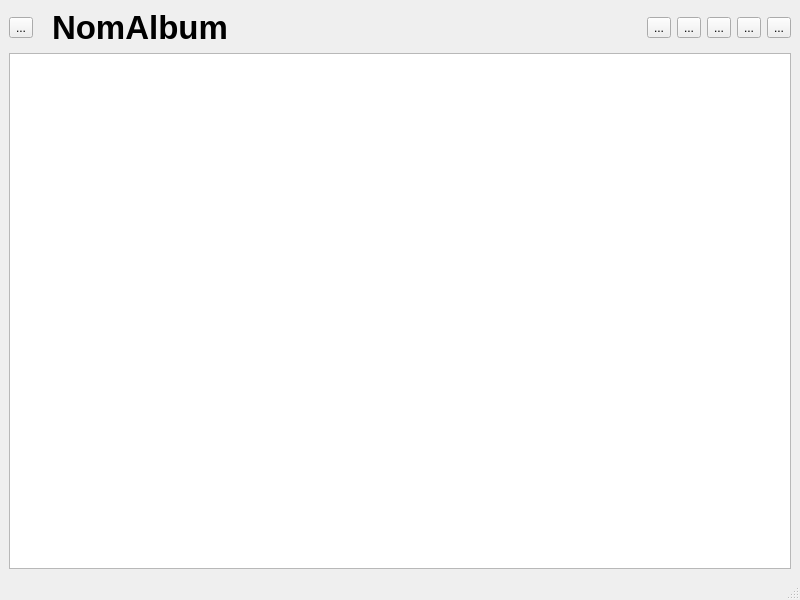
The window that explorerablumimages.ui (GLTron3000/IHM_Photos) describes before a commit, drawn with Qt 5.
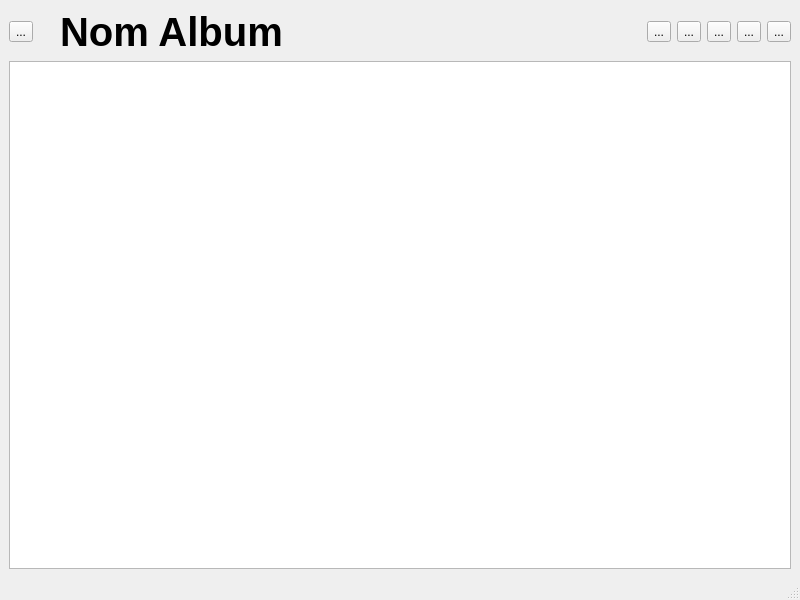
The same window after the commit. Icons and pictures are not drawn.

What changed in the file:
```diff
--- a/explorerablumimages.ui
+++ b/explorerablumimages.ui
@@ -26,6 +26,12 @@
             <property name="text">
              <string>...</string>
             </property>
+            <property name="iconSize">
+             <size>
+              <width>25</width>
+              <height>25</height>
+             </size>
+            </property>
            </widget>
           </item>
           <item>
@@ -38,16 +44,19 @@
             </property>
             <property name="font">
              <font>
+              <pointsize>30</pointsize>
               <weight>75</weight>
               <italic>false</italic>
               <bold>true</bold>
+              <underline>false</underline>
+              <strikeout>false</strikeout>
              </font>
             </property>
             <property name="styleSheet">
              <string notr="true">padding: 0 10 0;</string>
             </property>
             <property name="text">
-             <string>&lt;html&gt;&lt;head/&gt;&lt;body&gt;&lt;p&gt;&lt;span style=&quot; font-size:25pt; font-weight:792; color:#000000;&quot;&gt;NomAlbum&lt;/span&gt;&lt;/p&gt;&lt;/body&gt;&lt;/html&gt;</string>
+             <string>Nom Album</string>
             </property>
             <property name="textFormat">
              <enum>Qt::RichText</enum>
@@ -72,6 +81,12 @@
             <property name="text">
              <string>...</string>
             </property>
+            <property name="iconSize">
+             <size>
+              <width>25</width>
+              <height>25</height>
+             </size>
+            </property>
            </widget>
           </item>
           <item>
@@ -79,6 +94,12 @@
             <property name="text">
              <string>...</string>
             </property>
+            <property name="iconSize">
+             <size>
+              <width>25</width>
+              <height>25</height>
+             </size>
+            </property>
            </widget>
           </item>
           <item>
@@ -86,6 +107,12 @@
             <property name="text">
              <string>...</string>
             </property>
+            <property name="iconSize">
+             <size>
+              <width>25</width>
+              <height>25</height>
+             </size>
+            </property>
            </widget>
           </item>
           <item>
@@ -93,6 +120,12 @@
             <property name="text">
              <string>...</string>
             </property>
+            <property name="iconSize">
+             <size>
+              <width>25</width>
+              <height>25</height>
+             </size>
+            </property>
            </widget>
           </item>
           <item>
@@ -100,6 +133,12 @@
             <property name="text">
              <string>...</string>
             </property>
+            <property name="iconSize">
+             <size>
+              <width>25</width>
+              <height>25</height>
+             </size>
+            </property>
            </widget>
           </item>
          </layout>
@@ -129,8 +168,8 @@
           </property>
           <property name="iconSize">
            <size>
-            <width>100</width>
-            <height>100</height>
+            <width>150</width>
+            <height>150</height>
            </size>
           </property>
           <property name="textElideMode">
@@ -155,12 +194,12 @@
            <enum>QListView::Batched</enum>
           </property>
           <property name="spacing">
-           <number>0</number>
+           <number>10</number>
           </property>
           <property name="gridSize">
            <size>
-            <width>110</width>
-            <height>110</height>
+            <width>175</width>
+            <height>175</height>
            </size>
           </property>
           <property name="viewMode">
```
